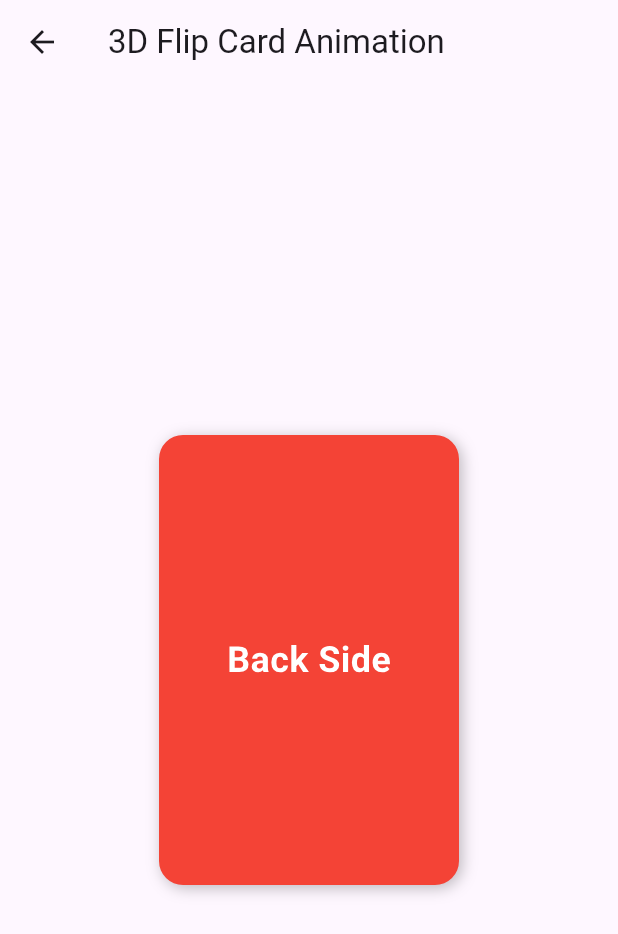
After one commit to sanjaydraws/Flutter-animation-cookbook, a Flutter app: the FlipCard screen opened directly, after a tap on "Front Side", on a phone screen of 412 x 824 dp. The commit adds this screen. Shown: the top 934 px of the screen. Run offline on Flutter 3.47's test engine with Material 3 defaults, Android fonts, the phone set to English and light mode, and no system bars; our stand-ins replace confetti, lottie.

Commit message:
feat: Add 3D flip card animation with smooth perspective effect

```diff
--- a/lib/animation_sample.dart
+++ b/lib/animation_sample.dart
@@ -22,6 +22,7 @@ import 'animated_list/animated_list_demo2.dart';
 import 'animated_opacity_example.dart';
 import 'animation_controller.dart';
 import 'animation_swatcher/animated_swatcher_example.dart';
+import 'flip_card_animation.dart';
 import 'heartbeat_animation.dart';
 import 'hero/first_screen.dart';
 import 'lottie_animation/lottie_animation.dart';
@@ -217,6 +218,15 @@ class _AnimationSampleState extends State<AnimationSample> {
                   MaterialPageRoute(builder: (context) => TinderSwipeCards()),
                 );
               },),
+              CustomElevatedButton(
+                buttonText: "FlipCard Animation",
+                backgroundColor: Colors.indigo,
+                textColor: Colors.white,onPressed: (){
+                Navigator.push(
+                  context,
+                  MaterialPageRoute(builder: (context) => FlipCard()),
+                );
+              },),
 
             ],
           ),
--- /dev/null
+++ b/lib/flip_card_animation.dart
@@ -0,0 +1,109 @@
+import 'package:flutter/material.dart';
+
+class FlipCard extends StatefulWidget {
+  @override
+  _FlipCardState createState() => _FlipCardState();
+}
+
+class _FlipCardState extends State<FlipCard> with SingleTickerProviderStateMixin {
+  late AnimationController _controller;
+  late Animation<double> _animation;
+  bool _isFront = true; // Tracks which side is currently visible
+
+  @override
+  void initState() {
+    super.initState();
+    _controller = AnimationController(
+      vsync: this,
+      duration: const Duration(milliseconds: 600),
+    );
+
+    _animation = Tween<double>(begin: 0, end: 1).animate(
+      CurvedAnimation(parent: _controller, curve: Curves.easeInOut),
+    );
+  }
+
+  void _flipCard() {
+    if (_isFront) {
+      _controller.forward();
+    } else {
+      _controller.reverse();
+    }
+    _isFront = !_isFront;
+  }
+
+  @override
+  void dispose() {
+    _controller.dispose();
+    super.dispose();
+  }
+
+  @override
+  Widget build(BuildContext context) {
+    return Scaffold(
+      appBar: AppBar(title: Text('3D Flip Card Animation')),
+      body: Center(
+        child: GestureDetector(
+          onTap: _flipCard,
+          child: AnimatedBuilder(
+            animation: _animation,
+            builder: (context, child) {
+              final isFlipped = _animation.value > 0.5;
+
+              return Transform(
+                alignment: Alignment.center,
+                transform: Matrix4.identity()
+                  ..setEntry(3, 2, 0.001) // Perspective effect
+                  ..rotateY(_animation.value * 3.1415926), // Rotate on Y-axis
+                child: isFlipped
+                    ? _buildCardBack() // Back side of the card
+                    : _buildCardFront(), // Front side of the card
+              );
+            },
+          ),
+        ),
+      ),
+    );
+  }
+
+  Widget _buildCardFront() {
+    return _buildCard(
+      color: Colors.blue,
+      content: 'Front Side',
+    );
+  }
+
+  Widget _buildCardBack() {
+    return Transform(
+      alignment: Alignment.center,
+      transform: Matrix4.identity()..rotateY(3.1415926), // Rotate 180° for back side
+      child: _buildCard(
+        color: Colors.red,
+        content: 'Back Side',
+      ),
+    );
+  }
+
+  Widget _buildCard({required Color color, required String content}) {
+    return Container(
+      width: 200,
+      height: 300,
+      decoration: BoxDecoration(
+        color: color,
+        borderRadius: BorderRadius.circular(16),
+        boxShadow: [
+          BoxShadow(color: Colors.black26, blurRadius: 8, offset: Offset(2, 2)),
+        ],
+      ),
+      alignment: Alignment.center,
+      child: Text(
+        content,
+        style: TextStyle(
+          color: Colors.white,
+          fontSize: 24,
+          fontWeight: FontWeight.bold,
+        ),
+      ),
+    );
+  }
+}
```
Also changed, not shown: 1 other file.
